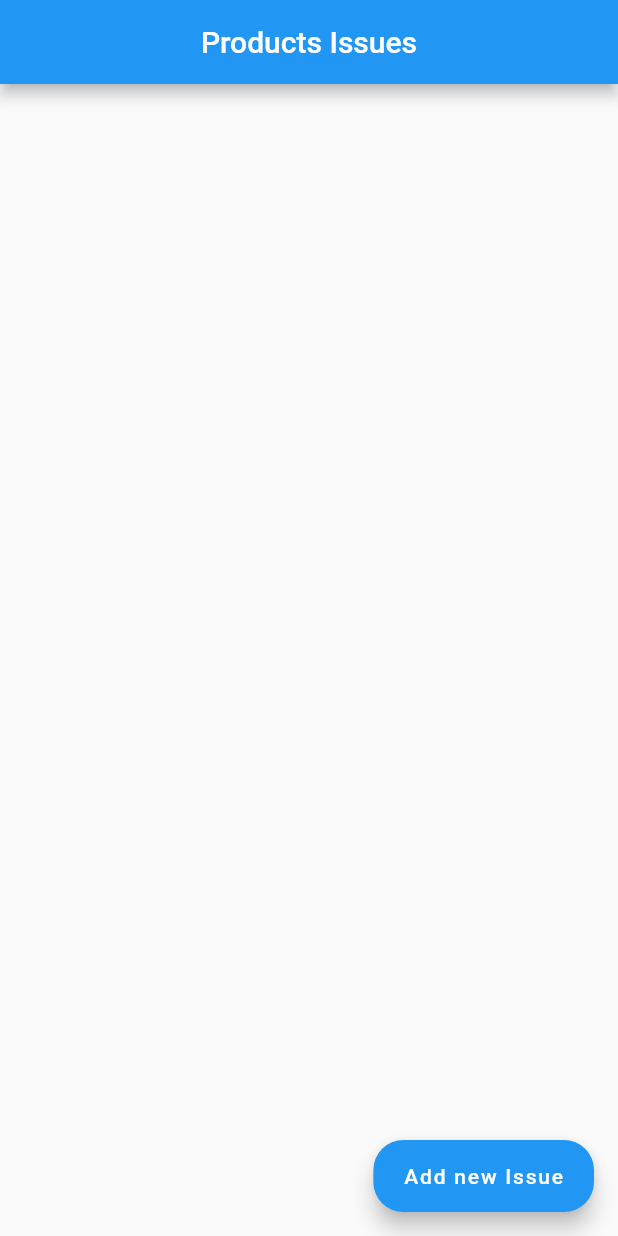
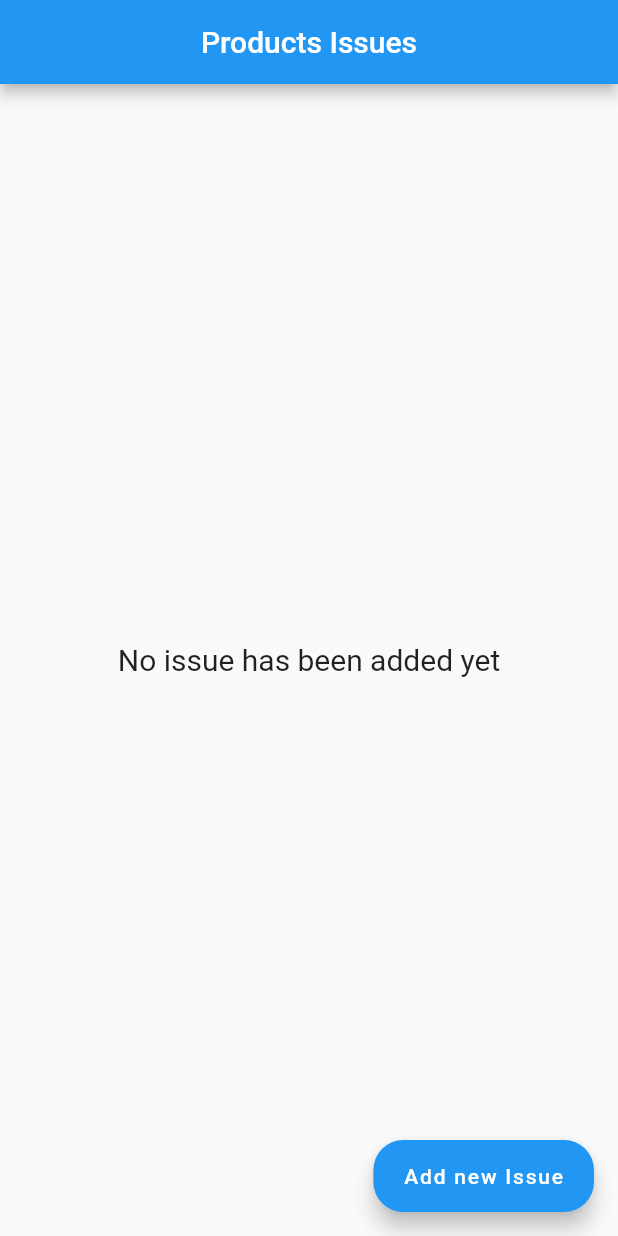
Before and after one commit to abdohelgamal/IssuesReporter, a Flutter app: the screen it shows after launch, on a phone screen of 412 x 824 dp. Run offline on Flutter 3.47's test engine with Material 2 defaults, Android fonts, the phone set to English and light mode, and no system bars; our stand-ins replace bloc, date_format, flutter_bloc, flutter_staggered_animations, image_picker, sqflite; accounts and stored records are empty.

Commit message:
Some Changes

```diff
--- a/lib/Views/home.dart
+++ b/lib/Views/home.dart
@@ -16,7 +16,15 @@ class HomePage extends StatelessWidget {
             child: BlocConsumer<BlocForIssues, List<Issue>>(
                 listener: (context, state) {},
                 builder: (context, state) {
-                  return ListView.builder(
+                  return bloc.issues.isEmpty
+                      ? const Center(
+                          child: Text(
+                            'No issue has been added yet',
+                            textAlign: TextAlign.center,
+                            style: TextStyle(fontSize: 20),
+                          ),
+                        )
+                      : ListView.builder(
                           itemBuilder: (context, index) {
                             return AnimationConfiguration.staggeredList(
                                 position: index,
--- a/pubspec.yaml
+++ b/pubspec.yaml
@@ -33,10 +33,8 @@ dependencies:
 
   # The following adds the Cupertino Icons font to your application.
   # Use with the CupertinoIcons class for iOS style icons.
-  cupertino_icons: ^1.0.2
   image_picker: ^0.8.4+4
   sqflite: ^2.0.1
-  horizontal_data_table: ^3.6.0
   bloc: ^8.0.2
   flutter_bloc: ^8.0.1
   date_format: ^2.0.5
```
Also changed, not shown: pubspec.lock. Lines whose indentation alone changed are shown as unchanged.
